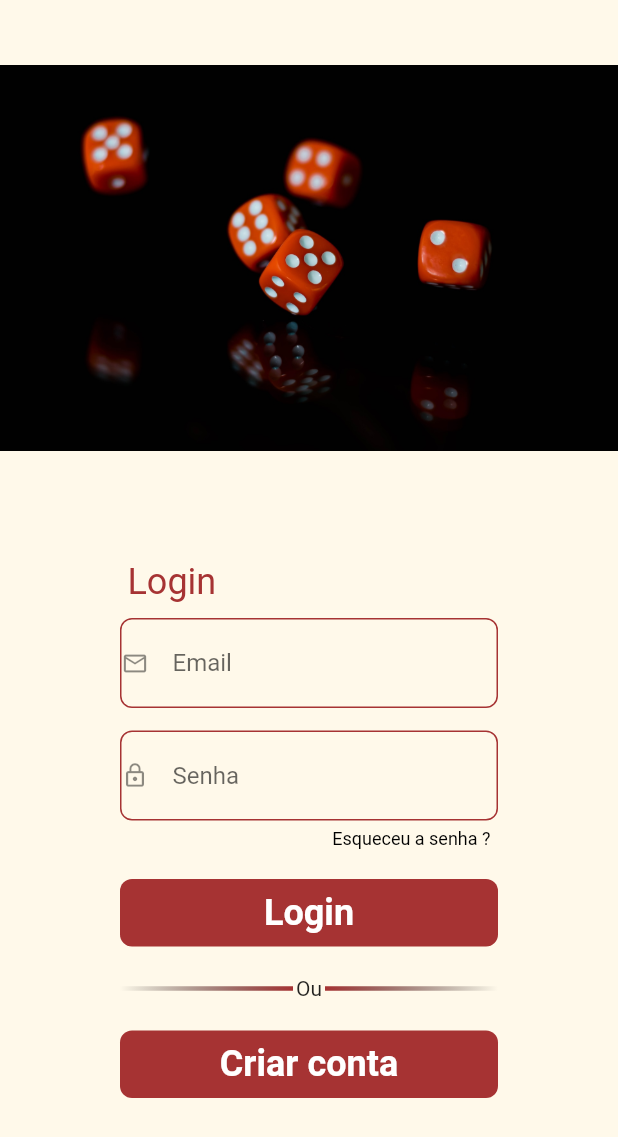
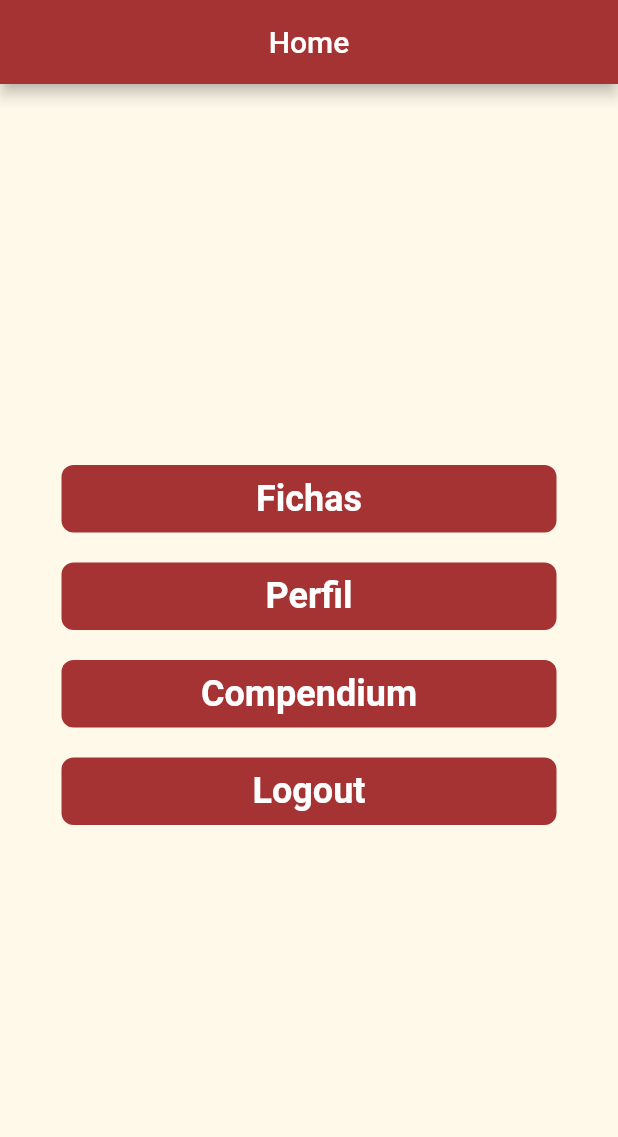
Before and after one commit to epillef1311/TMF, a Flutter app: the screen it shows after launch, after a tap on "Login", on a phone screen of 412 x 824 dp. Shown: the top 1137 px of the screen. Run offline on Flutter 3.47's test engine with Material 2 defaults, Android fonts, the phone set to English and light mode, and no system bars.

Commit message:
Home screen structure,Setcolor obj and updates

```diff
--- /dev/null
+++ b/lib/app/themes/colors.dart
@@ -0,0 +1,6 @@
+import 'package:flutter/painting.dart';
+
+class SetColors {
+  static const primaryRedColor = Color(0xFFA63333);
+  static const backGroundColor = Color(0xFFFFF9EA);
+}
--- a/lib/app/widgets/button.dart
+++ b/lib/app/widgets/button.dart
@@ -1,7 +1,5 @@
 import 'package:flutter/material.dart';
-import 'package:flutter/rendering.dart';
-import 'package:flutter/src/widgets/framework.dart';
-import 'package:flutter/src/widgets/placeholder.dart';
+import 'package:app/app/themes/colors.dart';
 
 class PrimaryButton extends StatefulWidget {
   final String title;
@@ -12,7 +10,7 @@ class PrimaryButton extends StatefulWidget {
   const PrimaryButton(
       {Key? key,
       required this.title,
-      this.color = const Color(0xFFA63333),
+      this.color = SetColors.primaryRedColor,
       this.textColor = Colors.white,
       required this.onPressed,
       this.borderRadius})
--- a/lib/app/widgets/dividers.dart
+++ b/lib/app/widgets/dividers.dart
@@ -1,5 +1,5 @@
 // ignore_for_file: prefer_const_literals_to_create_immutables
-
+import 'package:app/app/themes/colors.dart';
 import 'package:flutter/material.dart';
 
 class MainDivider extends StatefulWidget {
@@ -20,7 +20,7 @@ class _MainDividerState extends State<MainDivider> {
             child: Container(
               decoration: const BoxDecoration(
                   gradient: LinearGradient(
-                      colors: [Color(0xFFA63333), Colors.transparent],
+                      colors: [SetColors.primaryRedColor, Colors.transparent],
                       begin: Alignment.centerRight,
                       end: Alignment.centerLeft)),
             ),
@@ -38,7 +38,7 @@ class _MainDividerState extends State<MainDivider> {
             child: Container(
               decoration: const BoxDecoration(
                   gradient: LinearGradient(
-                      colors: [Color(0xFFA63333), Colors.transparent],
+                      colors: [SetColors.primaryRedColor, Colors.transparent],
                       begin: Alignment.centerLeft,
                       end: Alignment.centerRight)),
             ),
--- a/lib/main.dart
+++ b/lib/main.dart
@@ -1,6 +1,7 @@
+import 'package:app/src/screens/home_screen/home_screen.dart';
 import 'package:flutter/material.dart';
 
-import 'src/screens/auth/loginScreen.dart';
+import 'src/screens/auth/login_screen.dart';
 
 void main() {
   runApp(const TormentaFichaApp());
@@ -9,7 +10,6 @@ void main() {
 class TormentaFichaApp extends StatelessWidget {
   const TormentaFichaApp({super.key});
 
-  // This widget is the root of your application.
   @override
   Widget build(BuildContext context) {
     return MaterialApp(
@@ -20,6 +20,7 @@ class TormentaFichaApp extends StatelessWidget {
       initialRoute: '/',
       routes: {
         '/': (context) => const LoginScreen(),
+        '/home': (context) => const HomeScreen()
       },
     );
   }
--- a/lib/src/screens/auth/loginScreen.dart
+++ b/lib/src/screens/auth/login_screen.dart
@@ -1,7 +1,8 @@
 import 'package:app/app/widgets/button.dart';
 import 'package:app/app/widgets/dividers.dart';
-import 'package:app/app/widgets/textFormFields.dart';
+import 'package:app/app/widgets/text_form_fields.dart';
 import 'package:flutter/material.dart';
+import 'package:app/app/themes/colors.dart';
 
 class LoginScreen extends StatefulWidget {
   const LoginScreen({super.key});
@@ -14,20 +15,19 @@ class _LoginScreenState extends State<LoginScreen> {
   late final TextEditingController _name;
   late final TextEditingController _email;
   late final TextEditingController _password;
-  late final TextEditingController _telefone;
+
   @override
   void initState() {
     _name = TextEditingController();
     _email = TextEditingController();
     _password = TextEditingController();
-    _telefone = TextEditingController();
     super.initState();
   }
 
   Widget build(BuildContext context) {
     final size = MediaQuery.of(context).size;
     return Scaffold(
-      backgroundColor: Color(0xFFFFF9EA),
+      backgroundColor: SetColors.backGroundColor,
       body: SingleChildScrollView(
         child: SizedBox(
           height: size.height,
@@ -40,7 +40,7 @@ class _LoginScreenState extends State<LoginScreen> {
                 children: [
                   Expanded(
                     child: Image.asset(
-                      'assets/images/redDices.jpg',
+                      'assets/images/fichasDeRPG.jpg',
                     ),
                   )
                 ],
@@ -51,16 +51,17 @@ class _LoginScreenState extends State<LoginScreen> {
                   horizontal: 80,
                   vertical: 30,
                 ),
-                decoration: const BoxDecoration(color: Color(0xFFFFF9EA)),
+                decoration:
+                    const BoxDecoration(color: SetColors.backGroundColor),
                 child: Column(children: [
                   Padding(
                     padding: const EdgeInsets.only(bottom: 10, left: 5),
                     child: Row(
-                      children: [
-                        const Text(
+                      children: const [
+                        Text(
                           'Login',
-                          style:
-                              TextStyle(color: Color(0xFFA63333), fontSize: 24),
+                          style: TextStyle(
+                              color: SetColors.primaryRedColor, fontSize: 24),
                         ),
                       ],
                     ),
@@ -113,7 +114,11 @@ class _LoginScreenState extends State<LoginScreen> {
                     padding: const EdgeInsets.only(bottom: 20),
                     child: SizedBox(
                         height: 45,
-                        child: PrimaryButton(title: 'Login', onPressed: () {})),
+                        child: PrimaryButton(
+                            title: 'Login',
+                            onPressed: () {
+                              Navigator.of(context).pushNamed('/home');
+                            })),
                   ),
                   //Divisor
                   const Padding(
--- /dev/null
+++ b/lib/src/screens/home_screen/home_screen.dart
@@ -0,0 +1,79 @@
+import 'package:flutter/material.dart';
+import 'package:flutter/src/widgets/framework.dart';
+import 'package:flutter/src/widgets/placeholder.dart';
+import 'package:app/app/themes/colors.dart';
+import 'package:app/app/widgets/button.dart';
+import 'package:app/app/themes/colors.dart';
+
+class HomeScreen extends StatefulWidget {
+  const HomeScreen({super.key});
+
+  @override
+  State<HomeScreen> createState() => _HomeScreenState();
+}
+
+class _HomeScreenState extends State<HomeScreen> {
+  @override
+  Widget build(BuildContext context) {
+    return Scaffold(
+      backgroundColor: SetColors.backGroundColor,
+      appBar: AppBar(
+        backgroundColor: SetColors.primaryRedColor,
+        automaticallyImplyLeading: false,
+        title: Row(
+          mainAxisAlignment: MainAxisAlignment.center,
+          children: [Text('Home')],
+        ),
+      ),
+      body: Center(
+        child: Column(
+          mainAxisAlignment: MainAxisAlignment.center,
+          children: [
+            Padding(
+              padding: const EdgeInsets.only(bottom: 20),
+              child: SizedBox(
+                height: 45,
+                child: PrimaryButton(
+                  title: 'Fichas',
+                  onPressed: () {},
+                ),
+              ),
+            ),
+            Padding(
+              padding: const EdgeInsets.only(bottom: 20),
+              child: SizedBox(
+                height: 45,
+                child: PrimaryButton(
+                  onPressed: () {
+                    // Ação para a opção "Perfil"
+                  },
+                  title: 'Perfil',
+                ),
+              ),
+            ),
+            Padding(
+              padding: EdgeInsets.only(bottom: 20),
+              child: SizedBox(
+                height: 45,
+                child: PrimaryButton(
+                  title: 'Compendium',
+                  onPressed: () {},
+                ),
+              ),
+            ),
+            Padding(
+              padding: EdgeInsets.only(bottom: 20),
+              child: SizedBox(
+                height: 45,
+                child: PrimaryButton(
+                  title: 'Logout',
+                  onPressed: () {},
+                ),
+              ),
+            ),
+          ],
+        ),
+      ),
+    );
+  }
+}
```
Also changed, not shown: lib/app/widgets/text_form_fields.dart (renamed from lib/app/widgets/textFormFields.dart).
